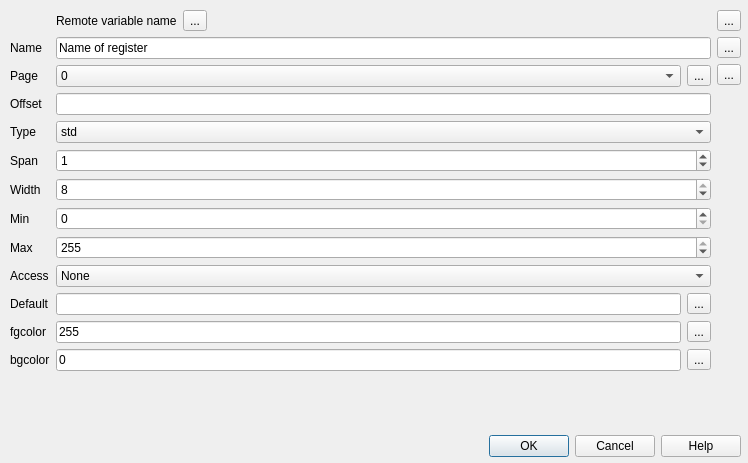
Old version of the form src/cdlgmdfregister.ui in the repository grodansparadis/vscp-works-qt.
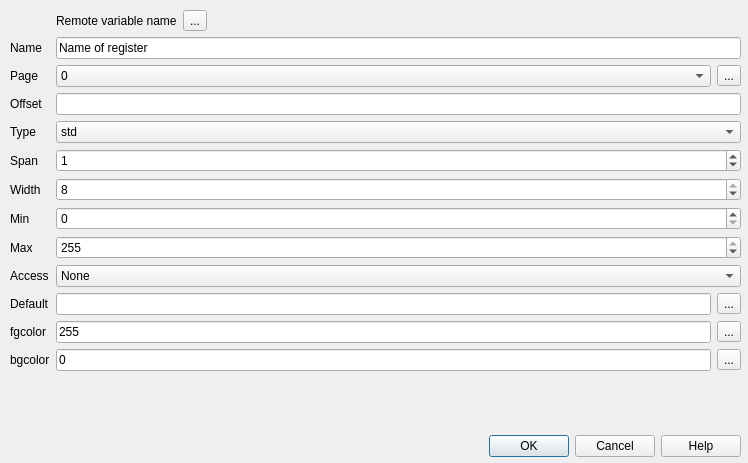
New version of the form.

```diff
--- a/src/cdlgmdfregister.ui
+++ b/src/cdlgmdfregister.ui
@@ -361,51 +361,7 @@
      </layout>
     </item>
     <item>
-     <layout class="QVBoxLayout" name="verticalLayout_5">
-      <item>
-       <widget class="QToolButton" name="btnBits">
-        <property name="toolTip">
-         <string>Register bit definitions</string>
-        </property>
-        <property name="text">
-         <string>...</string>
-        </property>
-       </widget>
-      </item>
-      <item>
-       <widget class="QToolButton" name="btnValues">
-        <property name="toolTip">
-         <string>Register values</string>
-        </property>
-        <property name="text">
-         <string>...</string>
-        </property>
-       </widget>
-      </item>
-      <item>
-       <widget class="QToolButton" name="btnDescription">
-        <property name="toolTip">
-         <string>Register descriptions</string>
-        </property>
-        <property name="text">
-         <string>...</string>
-        </property>
-       </widget>
-      </item>
-      <item>
-       <spacer name="verticalSpacer">
-        <property name="orientation">
-         <enum>Qt::Vertical</enum>
-        </property>
-        <property name="sizeHint" stdset="0">
-         <size>
-          <width>20</width>
-          <height>40</height>
-         </size>
-        </property>
-       </spacer>
-      </item>
-     </layout>
+     <layout class="QVBoxLayout" name="verticalLayout_5"/>
     </item>
    </layout>
   </widget>
```
